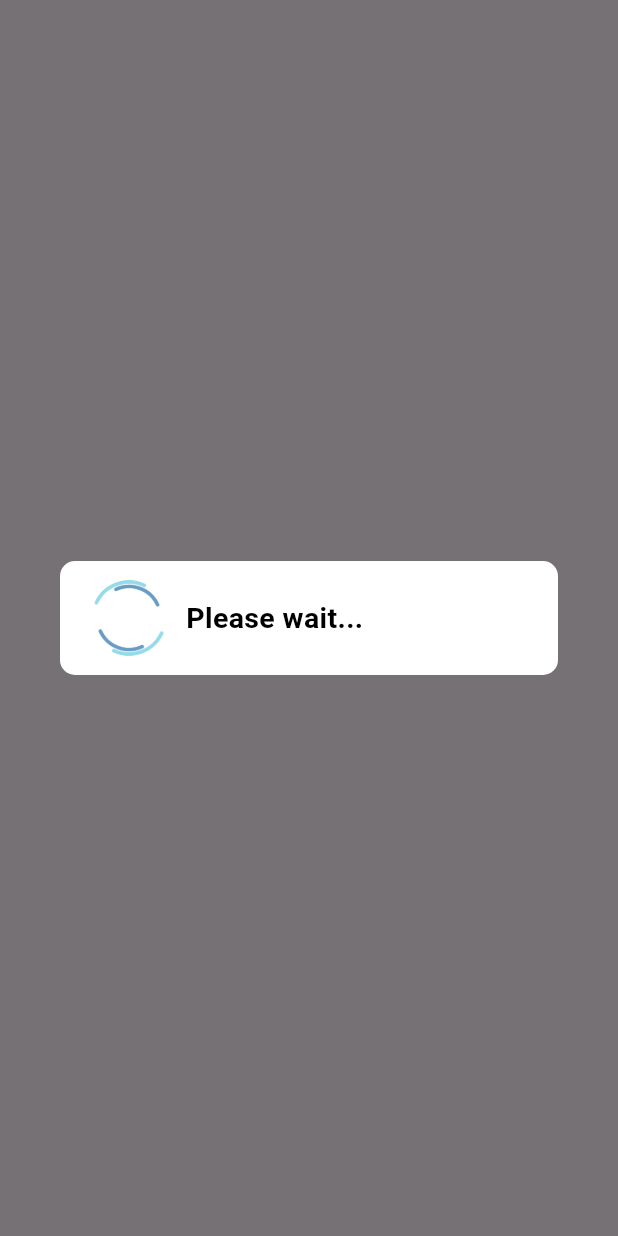
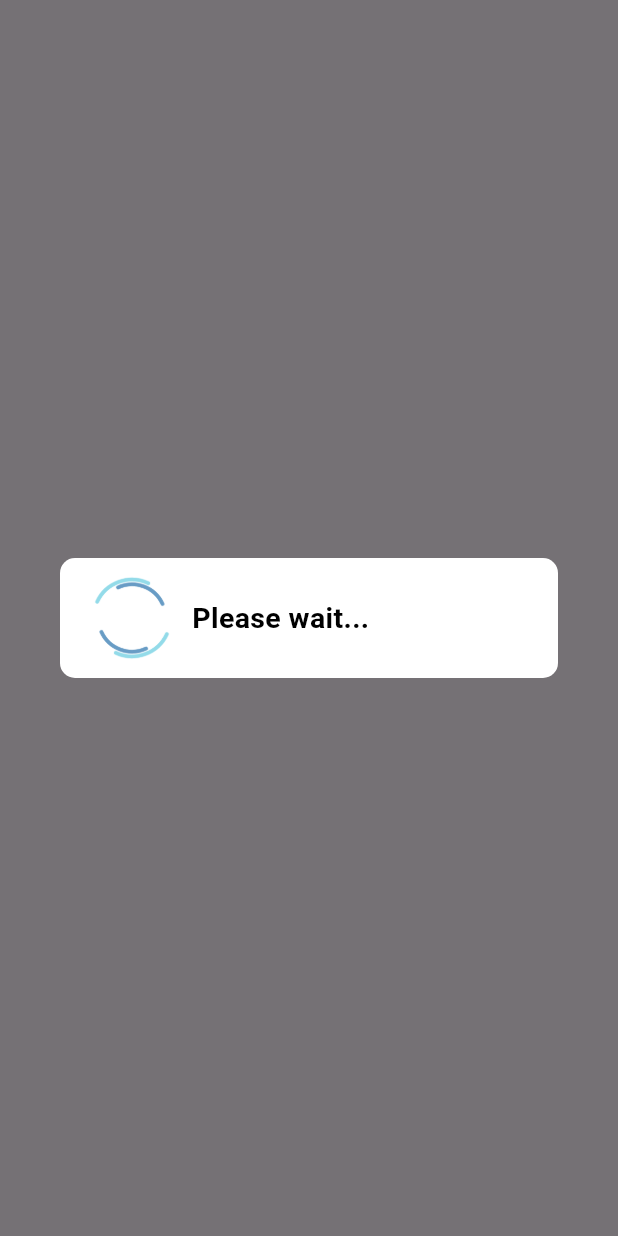
Before and after one commit to CodingFries/progress_dialog, a Flutter app: the FirstScreen screen opened directly, after a tap on "Show dialog and go to next screen", on a phone screen of 412 x 824 dp. Run offline on Flutter 3.47's test engine with Material 3 defaults, Android fonts, the phone set to English and light mode, and no system bars.

Commit message:
updating code base. minor bug fix.

```diff
--- a/lib/progress_dialog_null_safe.dart
+++ b/lib/progress_dialog_null_safe.dart
@@ -1,16 +1,14 @@
-import 'package:flutter/cupertino.dart';
 import 'package:flutter/material.dart';
-import 'package:flutter/painting.dart';
 
-enum ProgressDialogType { normal, download }
+enum ProgressDialogType { normal, download, }
 
 String _dialogMessage = "Loading...";
-double _progress = 0.0, _maxProgress = 100.0;
+double _progress = 0.0, _maxProgress = 96.0;
 
 Widget? _customBody;
 Widget? _widgetAboveTheDialog;
 
-TextAlign _textAlign = TextAlign.left;
+TextAlign _textAlign = TextAlign.start;
 Alignment _progressWidgetAlignment = Alignment.centerLeft;
 
 TextDirection _direction = TextDirection.ltr;
@@ -21,39 +19,42 @@ ProgressDialogType? _progressDialogType;
 bool _barrierDismissible = true, _showLogs = false;
 
 TextStyle _progressTextStyle = const TextStyle(
-        color: Colors.black, fontSize: 12.0, fontWeight: FontWeight.w400),
-    _messageStyle = const TextStyle(
-        color: Colors.black, fontSize: 18.0, fontWeight: FontWeight.w600);
+  color: Colors.black, fontSize: 12.0, fontWeight: FontWeight.w400,
+);
+TextStyle _messageStyle = const TextStyle(
+  color: Colors.black, fontSize: 18.0, fontWeight: FontWeight.w600,
+);
 
 double _dialogElevation = 8.0, _borderRadius = 8.0;
 Color _backgroundColor = Colors.white;
 Curve _insetAnimCurve = Curves.easeInOut;
-EdgeInsets _dialogPadding = const EdgeInsets.all(8.0);
+EdgeInsets _dialogPadding = const EdgeInsets.all(8.0,);
 
-Widget _progressWidget = Image.asset(
-  'assets/double_ring_loading_io.gif',
-  package: 'progress_dialog_null_safe',
-);
+String assetPath = 'assets/double_ring_loading_io.gif';
+Widget _progressWidget = Image.asset(assetPath, package: 'progress_dialog_null_safe',);
 
+final GlobalKey<_DialogBodyState> dialogBodyKey = GlobalKey<_DialogBodyState>();
 class ProgressDialog {
-  _Body? _dialog;
+  _DialogBody? _dialog;
 
-  ProgressDialog(BuildContext context,
+  ProgressDialog(
+    BuildContext context,
     {ProgressDialogType? type,
     bool? isDismissible,
     bool? showLogs,
     TextDirection? textDirection,
-      Widget? customBody}) {
+    Widget? customBody,
+  }) {
     _context = context;
     _progressDialogType = type ?? ProgressDialogType.normal;
     _barrierDismissible = isDismissible ?? true;
     _showLogs = showLogs ?? false;
+    _direction = textDirection ?? TextDirection.ltr;
     _customBody = customBody;
-    _direction = textDirection ?? TextDirection.ltr;
   }
 
-  void style(
-      {Widget? child,
+  void style({
+    Widget? child,
     Widget? widgetAboveTheDialog,
     double? progress,
     double? maxProgress,
@@ -67,12 +68,12 @@ class ProgressDialog {
     double? borderRadius,
     Curve? insetAnimCurve,
     EdgeInsets? padding,
-      Alignment? progressWidgetAlignment}) {
+    Alignment? progressWidgetAlignment,
+  }) {
     if (_isShowing) return;
     if (_progressDialogType == ProgressDialogType.download) {
       _progress = progress ?? _progress;
     }
-
     _widgetAboveTheDialog = widgetAboveTheDialog;
     _dialogMessage = message ?? _dialogMessage;
     _maxProgress = maxProgress ?? _maxProgress;
@@ -86,145 +87,150 @@ class ProgressDialog {
     _textAlign = textAlign ?? _textAlign;
     _progressWidget = child ?? _progressWidget;
     _dialogPadding = padding ?? _dialogPadding;
-    _progressWidgetAlignment =
-        progressWidgetAlignment ?? _progressWidgetAlignment;
+    _progressWidgetAlignment = progressWidgetAlignment ?? _progressWidgetAlignment;
   }
 
-  void update(
-      {double? progress,
+  void update({
+    double? progress,
     double? maxProgress,
     String? message,
     Widget? progressWidget,
     TextStyle? progressTextStyle,
-      TextStyle? messageTextStyle}) {
+    TextStyle? messageTextStyle,
+  }) {
     if (_progressDialogType == ProgressDialogType.download) {
       _progress = progress ?? _progress;
     }
-
     _dialogMessage = message ?? _dialogMessage;
     _maxProgress = maxProgress ?? _maxProgress;
     _progressWidget = progressWidget ?? _progressWidget;
     _messageStyle = messageTextStyle ?? _messageStyle;
     _progressTextStyle = progressTextStyle ?? _progressTextStyle;
 
-    if (_isShowing) _dialog!.update();
-  }
-
-  bool isShowing() {
-    return _isShowing;
-  }
-
-  Future<bool> hide() async {
-    try {
-      if (_isShowing) {
-        _isShowing = false;
-        Navigator.of(_dismissingContext).pop();
-        if (_showLogs) debugPrint('ProgressDialog dismissed');
-        return Future.value(true);
+    if(!_isShowing) {
+      return;
     } else {
-        if (_showLogs) debugPrint('ProgressDialog already dismissed');
-        return Future.value(false);
-      }
-    } catch (err) {
-      debugPrint('Seems there is an issue hiding dialog');
-      debugPrint(err.toString());
-      return Future.value(false);
+      _dialog!.update();
     }
   }
 
-  Future<bool> show() async {
+  bool isShowing() => _isShowing;
+
+  Future<bool> hide() async{
     try {
-      if (!_isShowing) {
-        _dialog = _Body();
-        showDialog<dynamic>(
+      if (!_isShowing) throw ProgressDialogException(ProgressDialogExceptionType.alreadyDismissed,);
+
+      await Future.sync(() => Navigator.of(_dismissingContext, rootNavigator: true,).pop(),).then(
+        (_,) => (_showLogs) ? debugPrint('ProgressDialog dismissed') : null,
+      );
+
+      _isShowing = false;
+      return Future.value(_isShowing,);
+    } on ProgressDialogException catch (err) {
+      debugPrint(err.type.message,);
+      debugPrint(err.toString(),);
+      return Future.value(false,);
+    } catch (err) {
+      _isShowing = false;
+      debugPrint('Seems there is an issue hiding dialog');
+      debugPrint(err.toString(),);
+      return Future.value(false,);
+    }
+  }
+
+  Future<bool> show() async{
+    try {
+      /// If the dialog is already shown, do nothing
+      if (_isShowing) throw ProgressDialogException(ProgressDialogExceptionType.alreadyShown,);
+
+      ///show the dialog
+      _dialog = _DialogBody(key: dialogBodyKey,);
+      Future.sync(
+        () => showDialog<dynamic>(
           context: _context,
           barrierDismissible: _barrierDismissible,
-          builder: (BuildContext context) {
-            _dismissingContext = context;
+          builder: (BuildContext buildContext,) {
+            _dismissingContext = buildContext;
             return WillPopScope(
-              onWillPop: () async => _barrierDismissible,
+              onWillPop: () => Future.value(_barrierDismissible,),
               child: Dialog(
                 backgroundColor: _backgroundColor,
                 insetAnimationCurve: _insetAnimCurve,
-                  insetAnimationDuration: const Duration(milliseconds: 100),
+                insetAnimationDuration: const Duration(milliseconds: 100,),
                 elevation: _dialogElevation,
-                  shape: RoundedRectangleBorder(
-                      borderRadius:
-                          BorderRadius.all(Radius.circular(_borderRadius))),
-                  child: _dialog),
+                shape: RoundedRectangleBorder(borderRadius: BorderRadius.all(Radius.circular(_borderRadius,),),),
+                child: Builder(builder: (_,) => _dialog!,),
+              ),
             );
           },
+        ),
       );
-        // Delaying the function for 200 milliseconds
-        // [Default transitionDuration of DialogRoute]
-        await Future.delayed(const Duration(milliseconds: 200));
-        if (_showLogs) debugPrint('ProgressDialog shown');
+
+      ///Delaying the function for 250 milliseconds
+      await Future.delayed(
+        const Duration(milliseconds: 250,),
+        () => (_showLogs) ? debugPrint('ProgressDialog shown') : null,
+      );
+
       _isShowing = true;
-        return true;
-      } else {
-        if (_showLogs) debugPrint("ProgressDialog already shown/showing");
-        return false;
-      }
+      return Future.value(_isShowing,);
+    } on ProgressDialogException catch (err) {
+      debugPrint(err.type.message,);
+      debugPrint(err.toString(),);
+      return Future.value(false,);
     } catch (err) {
       _isShowing = false;
-      debugPrint('Exception while showing the dialog');
-      debugPrint(err.toString());
-      return false;
+      debugPrint('Exception while showing the dialog',);
+      debugPrint(err.toString(),);
+      return Future.value(false,);
     }
   }
 }
 
-// ignore: must_be_immutable
-class _Body extends StatefulWidget {
-  final _BodyState _dialog = _BodyState();
+class _DialogBody extends StatefulWidget {
+  const _DialogBody({Key? key,}) : super(key: key,);
 
-  update() {
-    _dialog.update();
+  void update() => dialogBodyKey.currentState!.update();
+
+  @override State<StatefulWidget> createState() => _DialogBodyState();
 }
 
-  @override
-  State<StatefulWidget> createState() {
-    return _dialog;
-  }
-}
-
-class _BodyState extends State<_Body> {
+class _DialogBodyState extends State<_DialogBody> {
   update() {
     setState(() {});
   }
 
-  @override
-  void dispose() {
+  @override void dispose() {
     _isShowing = false;
     if (_showLogs) debugPrint('ProgressDialog dismissed by back button');
     super.dispose();
   }
 
-  @override
-  Widget build(BuildContext context) {
+  @override Widget build(BuildContext context,) {
     final loader = Align(
       alignment: _progressWidgetAlignment,
       child: SizedBox(
-        width: 60.0,
-        height: 60.0,
+        width: 64.0,
+        height: 64.0,
         child: _progressWidget,
       ),
     );
-
-    final text = Expanded(
-      child: _progressDialogType == ProgressDialogType.normal
-          ? Text(
+    final text = Builder(
+      builder: (BuildContext buildContext,) {
+        if(_progressDialogType == ProgressDialogType.normal) {
+          return Text(
             _dialogMessage,
             textAlign: _textAlign,
             style: _messageStyle,
             textDirection: _direction,
-            )
-          : Padding(
-              padding: const EdgeInsets.all(8.0),
+          );
+        } else {
+          return Padding(
+            padding: const EdgeInsets.all(8.0,),
             child: Column(
               mainAxisSize: MainAxisSize.min,
               children: <Widget>[
-                  const SizedBox(height: 8.0),
+                const SizedBox(height: 8.0,),
                 Row(
                   children: <Widget>[
                     Expanded(
@@ -232,10 +238,11 @@ class _BodyState extends State<_Body> {
                         _dialogMessage,
                         style: _messageStyle,
                         textDirection: _direction,
-                      )),
+                      ),
+                    ),
                   ],
                 ),
-                  const SizedBox(height: 4.0),
+                const SizedBox(height: 4.0,),
                 Align(
                   alignment: Alignment.bottomRight,
                   child: Text(
@@ -246,28 +253,62 @@ class _BodyState extends State<_Body> {
                 ),
               ],
             ),
-            ),
+          );
+        }
+      },
     );
 
-    return _customBody ??
-        Container(
+    if(_customBody != null) {
+      return Directionality(
+        textDirection: _direction,
+        child: _customBody!,
+      );
+    } else {
+      return Directionality(
+        textDirection: _direction,
+        child: Container(
           padding: _dialogPadding,
           child: Column(
             mainAxisSize: MainAxisSize.min,
+            mainAxisAlignment: MainAxisAlignment.center,
+            crossAxisAlignment: CrossAxisAlignment.center,
             children: <Widget>[
               if (_widgetAboveTheDialog != null) _widgetAboveTheDialog!,
               Row(
                 mainAxisSize: MainAxisSize.min,
                 children: <Widget>[
-                  const SizedBox(width: 8.0),
-                  _direction == TextDirection.ltr ? loader : text,
-                  const SizedBox(width: 8.0),
-                  _direction == TextDirection.rtl ? loader : text,
-                  const SizedBox(width: 8.0)
+                  const SizedBox(width: 8.0,),
+                  loader,
+                  const SizedBox(width: 8.0,),
+                  Expanded(child: text,),
+                  const SizedBox(width: 8.0,)
                 ],
               ),
             ],
           ),
+        ),
       );
     }
   }
+}
+
+enum ProgressDialogExceptionType { alreadyShown, alreadyDismissed,}
+extension ProgressDialogExceptionTypeExtension on ProgressDialogExceptionType {
+  String get message {
+    switch (this) {
+      case ProgressDialogExceptionType.alreadyShown:
+      return "ProgressDialog already shown";
+      case ProgressDialogExceptionType.alreadyDismissed:
+      return "ProgressDialog already dismissed";
+    }
+  }
+}
+class ProgressDialogException implements Exception {
+  ProgressDialogExceptionType type;
+  String? message;
+  ProgressDialogException(this.type, [this.message,]);
+  @override String toString() {
+    if (message == null) return "DialogException";
+    return "DialogException: $message";
+  }
+}
```
Also changed, not shown: pubspec.yaml (+1 -6 lines). Lines whose indentation alone changed are shown as unchanged.
